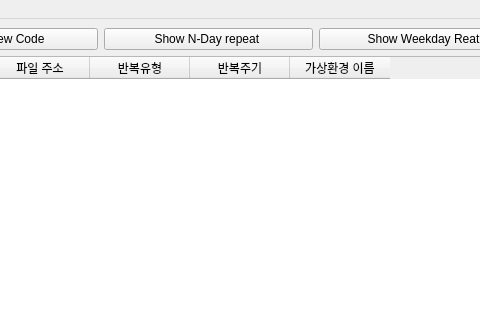
Before: the Qt Designer form pyqt.ui in anthem53/AutoActivityManager, drawn with Qt 5; both pictures show x 120 to 600 and y 0 to 320 of the 872 by 616 pixel window.
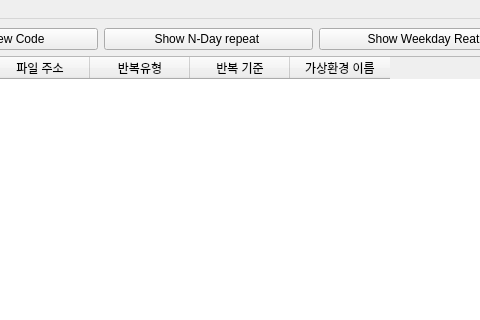
After: the same form once the commit is applied.

Commit message: decide the repeat achitecture

Patch:
```diff
--- a/pyqt.ui
+++ b/pyqt.ui
@@ -120,7 +120,7 @@
       </column>
       <column>
        <property name="text">
-        <string>반복주기</string>
+        <string>반복 기준</string>
        </property>
       </column>
       <column>
```
The commit also changes 2 other files.
